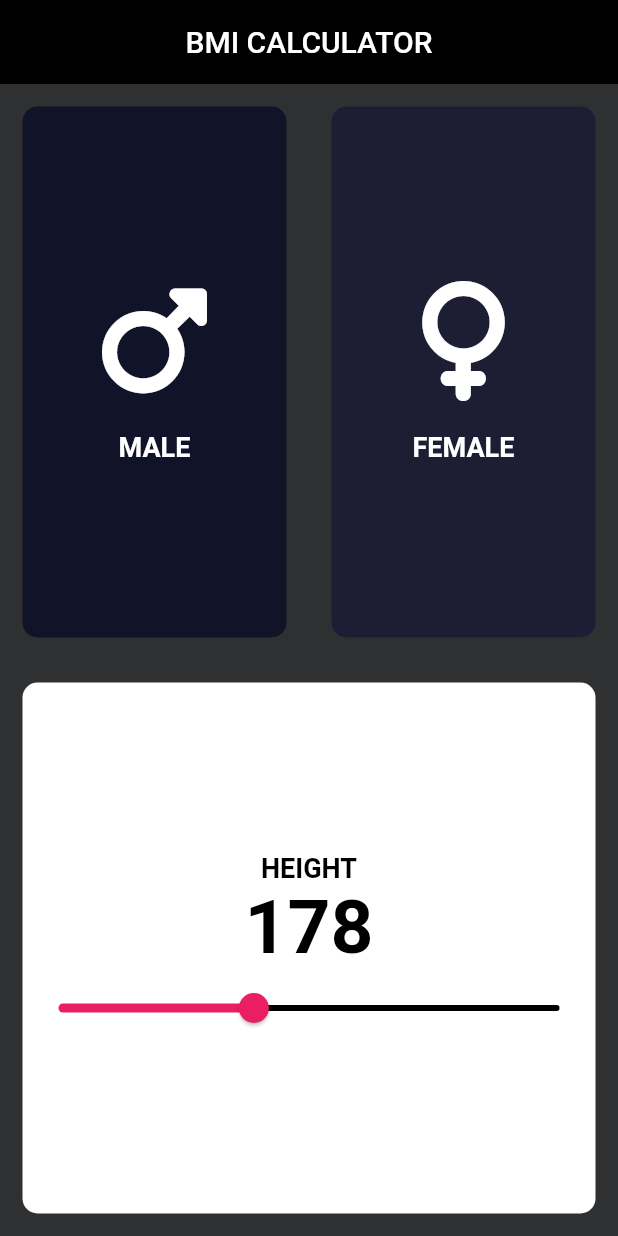
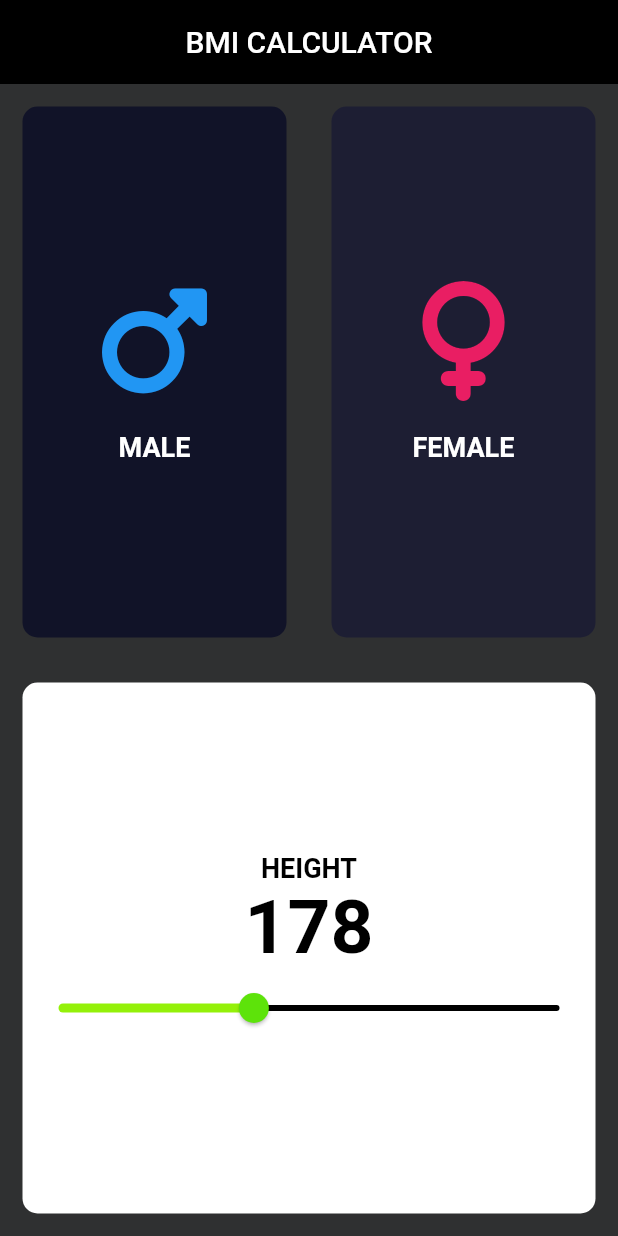
Before and after one commit to HEYKASHIF/Bmi_Calci, a Flutter app: the screen it shows after launch, on a phone screen of 412 x 824 dp. Run offline on Flutter 3.47's test engine with Material 2 defaults, Android fonts, the phone set to English and light mode, and no system bars; our stand-ins replace font_awesome_flutter.

Commit message:
3-may commit4

```diff
--- a/lib/pages/Home_page.dart
+++ b/lib/pages/Home_page.dart
@@ -39,6 +39,7 @@ class _HomePageState extends State<HomePage> {
                 Expanded(
                   child: ReusableCard(
                     CardChild: IconContent(
+                      color: Colors.blue,
                       icon: FontAwesomeIcons.mars,
                       label: 'MALE',
                     ),
@@ -55,6 +56,7 @@ class _HomePageState extends State<HomePage> {
                 Expanded(
                   child: ReusableCard(
                     CardChild: IconContent(
+                      color: Colors.pink,
                       icon: FontAwesomeIcons.venus,
                       label: 'FEMALE',
                     ),
@@ -93,10 +95,10 @@ class _HomePageState extends State<HomePage> {
                   ),
                   SliderTheme(
                     data: SliderTheme.of(context).copyWith(
-                        activeTrackColor: Colors.pink,
+                        activeTrackColor: Color.fromARGB(255, 148, 241, 9),
                         inactiveTrackColor: Colors.black,
-                        thumbColor: Colors.pink,
-                        overlayColor: Colors.pink),
+                        thumbColor: Color.fromARGB(255, 93, 227, 10),
+                        overlayColor: Color.fromARGB(255, 38, 234, 12)),
                     child: Slider(
                       value: Height.toDouble(),
                       min: 100,
--- a/lib/widgets/Icon_Content.dart
+++ b/lib/widgets/Icon_Content.dart
@@ -3,7 +3,13 @@ import 'package:flutter/material.dart';
 class IconContent extends StatelessWidget {
   final IconData icon;
   final String label;
-  const IconContent({required this.icon, required this.label, super.key});
+  final Color color;
+  const IconContent({
+    required this.icon,
+    required this.label,
+    required this.color,
+    super.key,
+  });
 
   @override
   Widget build(BuildContext context) {
@@ -13,7 +19,7 @@ class IconContent extends StatelessWidget {
         Icon(
           icon,
           size: 80,
-          color: Colors.white,
+          color: color,
         ),
         SizedBox(
           height: 20,
```
